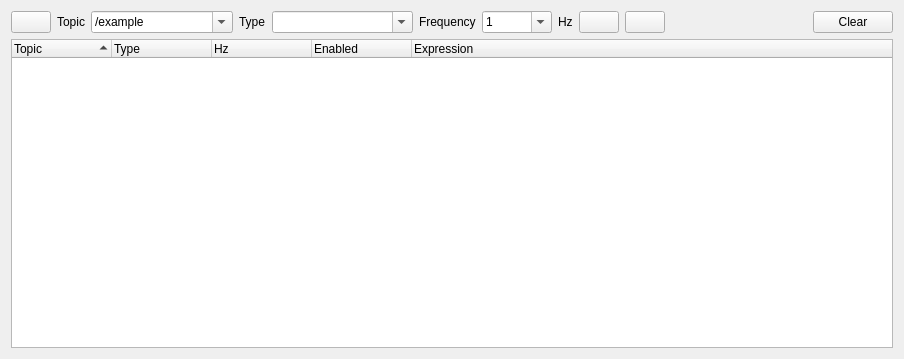
Old version of the form rosgui_publisher/lib/Publisher.ui in the repository ros-visualization/rqt.
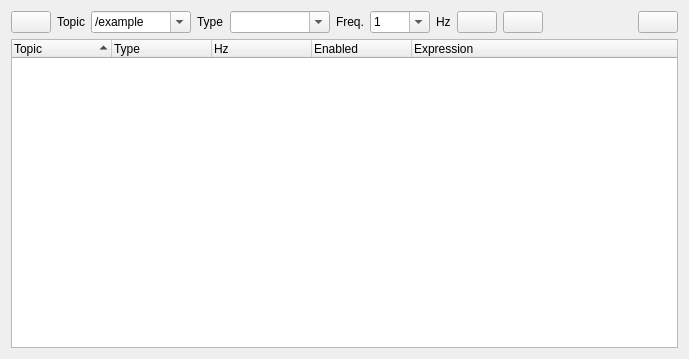
New version of the form. Custom widgets are drawn as their Qt base class.

Commit message: reduced size demands of publisher ui

Diff of the .ui file:
```diff
--- a/rosgui_publisher/lib/Publisher.ui
+++ b/rosgui_publisher/lib/Publisher.ui
@@ -6,7 +6,7 @@
    <rect>
     <x>0</x>
     <y>0</y>
-    <width>904</width>
+    <width>689</width>
     <height>359</height>
    </rect>
   </property>
@@ -47,12 +47,21 @@
          <verstretch>0</verstretch>
         </sizepolicy>
        </property>
+       <property name="minimumSize">
+        <size>
+         <width>100</width>
+         <height>0</height>
+        </size>
+       </property>
        <property name="toolTip">
         <string>Topic name to publish on</string>
        </property>
        <property name="editable">
         <bool>true</bool>
        </property>
+       <property name="sizeAdjustPolicy">
+        <enum>QComboBox::AdjustToMinimumContentsLength</enum>
+       </property>
        <item>
         <property name="text">
          <string>/example</string>
@@ -75,18 +84,27 @@
          <verstretch>0</verstretch>
         </sizepolicy>
        </property>
+       <property name="minimumSize">
+        <size>
+         <width>100</width>
+         <height>0</height>
+        </size>
+       </property>
        <property name="toolTip">
         <string>Message type to publish</string>
        </property>
        <property name="editable">
         <bool>true</bool>
        </property>
+       <property name="sizeAdjustPolicy">
+        <enum>QComboBox::AdjustToMinimumContentsLength</enum>
+       </property>
       </widget>
      </item>
      <item>
       <widget class="QLabel" name="label_3">
        <property name="text">
-        <string>Frequency</string>
+        <string>Freq.</string>
        </property>
       </widget>
      </item>
@@ -94,7 +112,7 @@
       <widget class="QComboBox" name="frequency_combo_box">
        <property name="minimumSize">
         <size>
-         <width>70</width>
+         <width>60</width>
          <height>0</height>
         </size>
        </property>
@@ -156,9 +174,6 @@
        <property name="toolTip">
         <string>Clear all publishers</string>
        </property>
-       <property name="text">
-        <string>Clear</string>
-       </property>
       </widget>
      </item>
     </layout>
```
